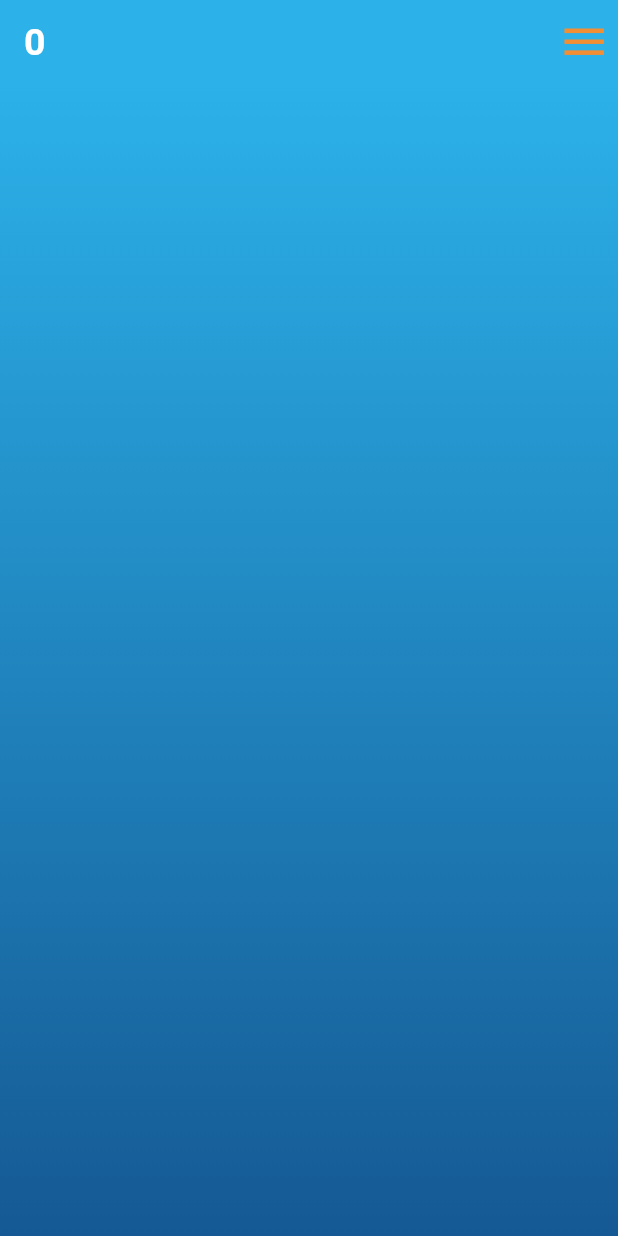
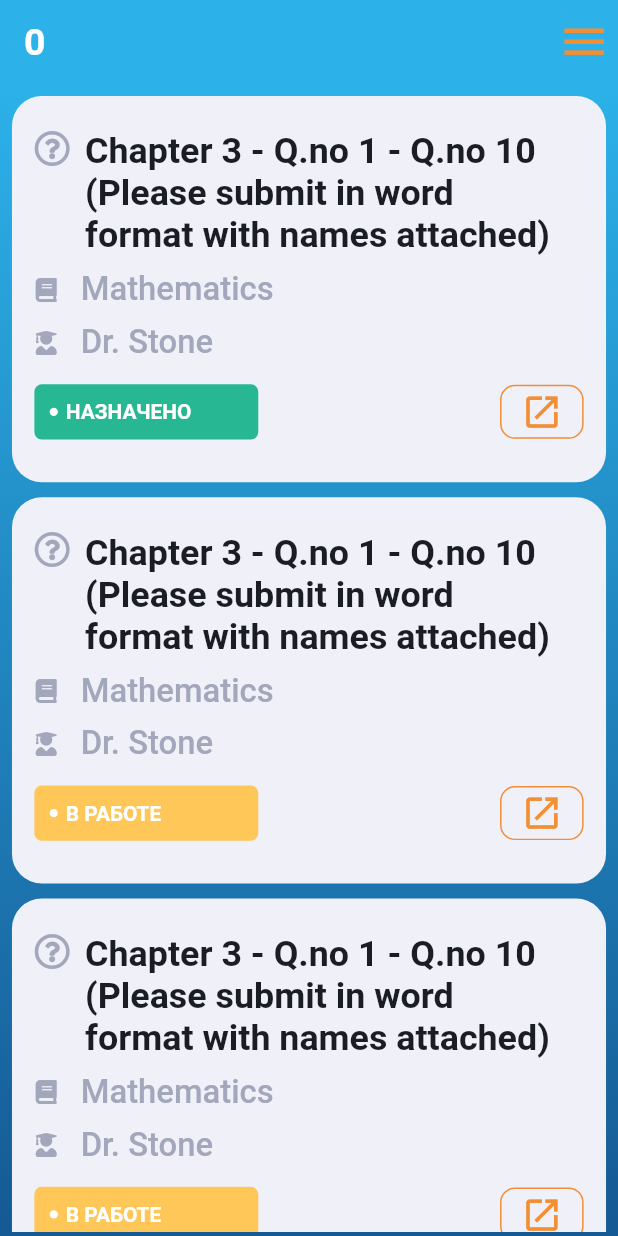
Before and after one commit to smoking68tv/NFC_Mobile, a Flutter app: the screen it shows after launch, on a phone screen of 412 x 824 dp. Run offline on Flutter 3.47's test engine with Material 2 defaults, Android fonts, the phone set to English and light mode, and no system bars; our stand-ins replace bloc, flutter_bloc, flutter_screenutil, font_awesome_flutter; missing offline and left inert: bloc_test.

Commit message:
add list tasks cards

```diff
--- a/lib/configs/ui.dart
+++ b/lib/configs/ui.dart
@@ -1,5 +1,9 @@
+library UI;
+
 import 'package:flutter/cupertino.dart';
 import 'package:new_nfc/util/ui/colors.dart';
+export 'package:new_nfc/configs/ui/colors.dart';
+export 'package:new_nfc/configs/ui/font_size.dart';
 
 Color BACKGROUND_COLOR_START = HexColor('2CB1E9'),
     BACKGROUND_COLOR_END = HexColor('155994');
--- /dev/null
+++ b/lib/configs/ui/colors.dart
@@ -0,0 +1,39 @@
+import 'package:flutter/widgets.dart';
+import 'package:new_nfc/util/ui/colors.dart';
+
+class UiColors {
+  static const Color blueGrey = Color(0xfff0f0f8);
+  static const Color lightGrey = Color(0xffCDD1D5);
+  static const Color lighterGrey = Color(0xffF1F3F8);
+  static const Color grey = Color(0xff7D85A3);
+  static const Color darkGrey = Color(0xff656B7D);
+  static const Color mediumGrey = Color(0xffA2A7BC);
+  static const Color greyShadow = Color(0x172E631C);
+
+  static const Color black = Color(0xff4D4E51);
+  static const Color darkBlack = Color(0xff1A1D23);
+  static const Color lightBlack = Color(0xff818181);
+
+  static const Color blue = Color(0xff3362CC);
+  static const Color lightBlue = Color(0xff3D72DE);
+  static const Color lighterBlue = Color(0xffEAEFFA);
+
+  static const Color yellow = Color(0xffFBD46D);
+  static const Color darkYellow = Color(0xffFFC758);
+
+  static const Color blackShadow = Color(0x0500000D);
+
+  static const Color brown = Color(0xff965519);
+  static const Color lightBrown = Color(0xffFDECDC);
+
+  static const Color green = Color(0xff248484);
+  static const Color tealGreen = Color(0xff27B893);
+  static const Color lightGreen = Color(0xffD8F9F5);
+
+  static const Color red = Color(0xffFF3131);
+
+  static Color defaultIcon = HexColor('F28E34');
+
+  static Color defaultSplash = HexColor('2CB1E9');
+
+}
--- /dev/null
+++ b/lib/configs/ui/font_size.dart
@@ -0,0 +1,48 @@
+import 'package:flutter/widgets.dart';
+import 'package:flutter_screenutil/flutter_screenutil.dart';
+
+class FontSize {
+  static const double _fontSize10 = 10.0;
+  static const double _fontSize12 = 12.0;
+  static const double _fontSize14 = 14.0;
+  static const double _fontSize15 = 15.0;
+  static const double _fontSize16 = 16.0;
+  static const double _fontSize18 = 18.0;
+  static const double _fontSize20 = 20.0;
+  static const double _fontSize22 = 22.0;
+  static const double _fontSize24 = 24.0;
+  static const double _fontSize26 = 26.0;
+  static const double _fontSize28 = 28.0;
+  static const double _fontSize30 = 30.0;
+  static const double _fontSize32 = 32.0;
+  static const double _fontSize34 = 34.0;
+  static const double _fontSize36 = 36.0;
+  static const double _fontSize38 = 38.0;
+
+  static double get fontSize10 => ScreenUtil().setSp(_fontSize10);
+  static double get fontSize12 => ScreenUtil().setSp(_fontSize12);
+  static double get fontSize14 => ScreenUtil().setSp(_fontSize14);
+  static double get fontSize15 => ScreenUtil().setSp(_fontSize15);
+  static double get fontSize16 => ScreenUtil().setSp(_fontSize16);
+  static double get fontSize18 => ScreenUtil().setSp(_fontSize18);
+  static double get fontSize20 => ScreenUtil().setSp(_fontSize20);
+  static double get fontSize22 => ScreenUtil().setSp(_fontSize22);
+  static double get fontSize24 => ScreenUtil().setSp(_fontSize24);
+  static double get fontSize26 => ScreenUtil().setSp(_fontSize26);
+  static double get fontSize28 => ScreenUtil().setSp(_fontSize28);
+  static double get fontSize30 => ScreenUtil().setSp(_fontSize30);
+  static double get fontSize32 => ScreenUtil().setSp(_fontSize32);
+  static double get fontSize34 => ScreenUtil().setSp(_fontSize34);
+  static double get fontSize36 => ScreenUtil().setSp(_fontSize36);
+  static double get fontSize38 => ScreenUtil().setSp(_fontSize38);
+
+  static FontWeight get thin => FontWeight.w100;
+  static FontWeight get extraLight => FontWeight.w200;
+  static FontWeight get light => FontWeight.w300;
+  static FontWeight get regular => FontWeight.w400;
+  static FontWeight get medium => FontWeight.w500;
+  static FontWeight get semiBold => FontWeight.w600;
+  static FontWeight get bold => FontWeight.w700;
+  static FontWeight get extraBold => FontWeight.w800;
+  static FontWeight get black => FontWeight.w900;
+}
--- a/lib/main.dart
+++ b/lib/main.dart
@@ -2,13 +2,13 @@ import 'package:flutter/material.dart';
 
 import 'package:bloc_test/bloc_test.dart';
 import 'package:flutter_bloc/flutter_bloc.dart';
+import 'package:flutter_screenutil/screenutil.dart';
 import 'package:flutter_test/flutter_test.dart';
+import 'package:new_nfc/util/ui/screen_size.dart';
 import 'package:new_nfc/widgets/main/main_container.dart';
 import 'package:new_nfc/widgets/navidation_drawer/blocs.dart';
 
 import 'configs/ui.dart';
-
-
 
 void main() {
   runApp(MyApp());
@@ -26,6 +26,14 @@ class MyApp extends StatelessWidget {
           backgroundColor: BACKGROUND_COLOR_END,
           scaffoldBackgroundColor: BACKGROUND_COLOR_START),
       home: MainContainerWidget(),
+      builder: (context, child) {
+        ScreenUtil.init(
+          context,
+          designSize: Size(ScreenSize.width,ScreenSize.height ),
+          allowFontScaling: true,
+        );
+        return child;
+      },
     );
   }
 }
--- /dev/null
+++ b/lib/screens/tasks/taskListView.dart
@@ -0,0 +1,108 @@
+import 'package:flutter/material.dart';
+import 'package:flutter_screenutil/flutter_screenutil.dart';
+import 'package:new_nfc/configs/ui/colors.dart';
+import 'package:new_nfc/widgets/cards/assignment_card.dart';
+import 'package:new_nfc/widgets/cards/file_wrapper.dart';
+
+class TaskListPage extends StatelessWidget {
+  @override
+  Widget build(BuildContext context) {
+    return Padding(
+      padding: const EdgeInsets.all(3.0),
+      child: Center(
+        child: ListView(
+          children: <Widget>[
+            Padding(
+              padding: EdgeInsets.all(ScreenUtil().setWidth(5.0)),
+              child: AssignmentCard(
+                deadline: DateTime.now(),
+                status: 'Назначено',
+                question:
+                    'Chapter 3 - Q.no 1 - Q.no 10 (Please submit in word format with names attached)',
+                subject: 'Mathematics',
+                teacher: 'Dr. Stone',
+                onUploadHandler: () {},
+              ),
+            ),
+            Padding(
+              padding: EdgeInsets.all(ScreenUtil().setWidth(5.0)),
+              child: AssignmentCard(
+                deadline: DateTime.now(),
+                status: 'В работе',
+                question:
+                    'Chapter 3 - Q.no 1 - Q.no 10 (Please submit in word format with names attached)',
+                subject: 'Mathematics',
+                teacher: 'Dr. Stone',
+                deadlineBackgroundColor: UiColors.darkYellow,
+                onUploadHandler: () {},
+              ),
+            ),
+            Padding(
+              padding: EdgeInsets.all(ScreenUtil().setWidth(5.0)),
+              child: AssignmentCard(
+                deadline: DateTime.now(),
+                status: 'В работе',
+                question:
+                    'Chapter 3 - Q.no 1 - Q.no 10 (Please submit in word format with names attached)',
+                subject: 'Mathematics',
+                teacher: 'Dr. Stone',
+                deadlineBackgroundColor: UiColors.darkYellow,
+                onUploadHandler: () {},
+              ),
+            ),
+            Padding(
+              // padding: EdgeInsets.all(1),
+
+              padding: EdgeInsets.all(ScreenUtil().setWidth(5.0)),
+              child: AssignmentCard(
+                deadline: DateTime.now(),
+                status: 'В работе',
+
+                question:
+                    'Chapter 3 - Q.no 1 - Q.no 10 (Please submit in word format with names attached)',
+                subject: 'Mathematics',
+                teacher: 'Dr. Stone',
+                deadlineBackgroundColor: UiColors.darkYellow,
+                onUploadHandler: () {},
+              ),
+            ),
+            Padding(
+              // padding: EdgeInsets.all(1),
+
+              padding: EdgeInsets.all(ScreenUtil().setWidth(5.0)),
+              child: AssignmentCard(
+                deadline: DateTime.now(),
+                status: 'Просрочено',
+
+                question:
+                    'Chapter 3 - Q.no 1 - Q.no 10 (Please submit in word format with names attached)',
+                subject: 'Mathematics',
+                teacher: 'Dr. Stone',
+                deadlineBackgroundColor: UiColors.red,
+                onUploadHandler: () {
+                  print('Handle upload');
+                },
+                // fileList: [
+                //   FileWrapper(
+                //     fileName: 'assignment-information.pdf',
+                //     fileSize: '11.5 KB',
+                //     onTap: () {
+                //       print('Handle on tap');
+                //     },
+                //   ),
+                //   FileWrapper(
+                //     fileName: 'assignment-information-2.pdf',
+                //     fileSize: '11.5 KB',
+                //     onTap: () {
+                //       print('Handle on tap');
+                //     },
+                //   ),
+                // ],
+              ),
+            ),
+          ],
+        ),
+      ),
+    );
+  }
+}
--- /dev/null
+++ b/lib/util/ui/screen_size.dart
@@ -0,0 +1,4 @@
+class ScreenSize {
+  static const double width = 414.0;
+  static const double height = 896.0;
+}
--- /dev/null
+++ b/lib/widgets/cards/assigment_card_file_element.dart
@@ -0,0 +1,87 @@
+import 'package:flutter/material.dart';
+import 'package:flutter_screenutil/flutter_screenutil.dart';
+import 'package:font_awesome_flutter/font_awesome_flutter.dart';
+import 'package:new_nfc/configs/ui.dart';
+
+import 'file_wrapper.dart';
+
+class AssignmentCardFileElement extends StatelessWidget {
+  final FileWrapper fileWrapper;
+
+  const AssignmentCardFileElement({
+    Key key,
+    @required this.fileWrapper,
+  }) : super(key: key);
+
+  @override
+  Widget build(BuildContext context) {
+    return Row(
+      mainAxisAlignment: MainAxisAlignment.start,
+      crossAxisAlignment: CrossAxisAlignment.center,
+      children: <Widget>[
+        Icon(
+          FontAwesomeIcons.file,
+          color: UiColors.mediumGrey,
+          size: FontSize.fontSize16,
+        ),
+        SizedBox(
+          width: ScreenUtil().setWidth(7),
+        ),
+        Expanded(
+          child: GestureDetector(
+            onTap: fileWrapper.onTap,
+            child: Column(
+              mainAxisAlignment: MainAxisAlignment.start,
+              crossAxisAlignment: CrossAxisAlignment.start,
+              children: <Widget>[
+                SingleChildScrollView(
+                  scrollDirection: Axis.horizontal,
+                  child: Text(
+                    '${fileWrapper.fileName}',
+                    overflow: TextOverflow.ellipsis,
+                    style: TextStyle(
+                      color: UiColors.blue,
+                      fontSize: FontSize.fontSize14,
+                      fontWeight: FontSize.medium,
+                    ),
+                  ),
+                ),
+                if (fileWrapper.fileSize != null)
+                  Text(
+                    '${fileWrapper.fileSize}',
+                    style: TextStyle(
+                      color: UiColors.mediumGrey,
+                      fontSize: FontSize.fontSize14,
+                      fontWeight: FontSize.medium,
+                    ),
+                  ),
+              ],
+            ),
+          ),
+        ),
+        SizedBox(
+          width: ScreenUtil().setWidth(10),
+        ),
+        GestureDetector(
+          onTap: fileWrapper.onTap,
+          child: Container(
+            width: ScreenUtil().setWidth(32),
+            height: ScreenUtil().setHeight(32),
+            padding: EdgeInsets.all(
+              ScreenUtil().setWidth(5.0),
+            ),
+            decoration: BoxDecoration(
+              color: Colors.white,
+              shape: BoxShape.circle,
+            ),
+            child: Icon(
+              fileWrapper.icon,
+              size: FontSize.fontSize14,
+              color: UiColors.mediumGrey,
+            ),
+          ),
+        ),
+      ],
+    );
+  }
+}
--- /dev/null
+++ b/lib/widgets/cards/assignment_card.dart
@@ -0,0 +1,211 @@
+import 'package:flutter/material.dart';
+import 'package:flutter_screenutil/screenutil.dart';
+// import 'package:flutter_screenutil/flutter_screenutil.dart';
+import 'package:font_awesome_flutter/font_awesome_flutter.dart';
+import 'package:new_nfc/configs/ui/colors.dart';
+import 'package:new_nfc/configs/ui/font_size.dart';
+import 'package:new_nfc/util/ui/screen_size.dart';
+import 'package:new_nfc/widgets/cards/deadline_card.dart';
+import 'package:new_nfc/widgets/cards/file_wrapper.dart';
+
+import 'assigment_card_file_element.dart';
+
+class AssignmentCard extends StatelessWidget {
+  final String question;
+  final String status;
+  final String subject;
+  final String teacher;
+  final DateTime deadline;
+  final Color deadlineBackgroundColor;
+  final Color deadlineTextColor;
+  final Function onUploadHandler;
+  final List<FileWrapper> fileList;
+
+  const AssignmentCard({
+    Key key,
+    this.question,
+    this.status,
+    this.subject,
+    this.teacher,
+    this.deadline,
+    this.deadlineBackgroundColor,
+    this.deadlineTextColor,
+    this.onUploadHandler,
+    this.fileList,
+  }) : super(key: key);
+
+  @override
+  Widget build(BuildContext context) {
+    if (ScreenUtil() == null) {
+      ScreenUtil.init(
+        context,
+        designSize: Size(ScreenSize.width, ScreenSize.height),
+        // width: ScreenSize.width,
+        // height: ScreenSize.height,
+        allowFontScaling: true,
+      );
+    }
+
+    return Container(
+      width: ScreenUtil().setWidth(274),
+      padding: EdgeInsets.symmetric(
+        vertical: ScreenUtil().setHeight(25),
+        horizontal: ScreenUtil().setWidth(15),
+        // vertical: 15,
+        // horizontal: 15,
+      ),
+      constraints: BoxConstraints(
+        // minHeight: 140,
+        minHeight: ScreenUtil().setHeight(140),
+      ),
+      decoration: BoxDecoration(
+        color: UiColors.blueGrey,
+        borderRadius: BorderRadius.circular(
+          // 10,
+          ScreenUtil().setWidth(20),
+        ),
+      ),
+      child: Column(
+        mainAxisAlignment: MainAxisAlignment.start,
+        crossAxisAlignment: CrossAxisAlignment.start,
+        children: <Widget>[
+          Row(
+            mainAxisAlignment: MainAxisAlignment.start,
+            crossAxisAlignment: CrossAxisAlignment.start,
+            children: <Widget>[
+              Icon(
+                FontAwesomeIcons.questionCircle,
+                color: UiColors.mediumGrey,
+                size: FontSize.fontSize24,
+              ),
+              SizedBox(
+                width: ScreenUtil().setWidth(10),
+              ),
+              Container(
+                width: ScreenUtil().setWidth(320),
+                child: Text(
+                  '$question',
+                  style: TextStyle(
+                    color: UiColors.darkBlack,
+                    fontSize: FontSize.fontSize24,
+                    fontWeight: FontSize.semiBold,
+                  ),
+                ),
+              ),
+            ],
+          ),
+          SizedBox(
+            height: ScreenUtil().setHeight(10),
+          ),
+          Row(
+            mainAxisAlignment: MainAxisAlignment.start,
+            crossAxisAlignment: CrossAxisAlignment.center,
+            children: <Widget>[
+              Icon(
+                FontAwesomeIcons.book,
+                color: UiColors.mediumGrey,
+                size: FontSize.fontSize16,
+              ),
+              SizedBox(
+                width: ScreenUtil().setWidth(15),
+              ),
+              Text(
+                '$subject',
+                style: TextStyle(
+                  color: UiColors.mediumGrey,
+                  fontSize: FontSize.fontSize22,
+                  fontWeight: FontSize.medium,
+                ),
+              ),
+            ],
+          ),
+          SizedBox(
+            height: ScreenUtil().setHeight(10),
+          ),
+          Row(
+            mainAxisAlignment: MainAxisAlignment.start,
+            crossAxisAlignment: CrossAxisAlignment.center,
+            children: <Widget>[
+              Icon(
+                FontAwesomeIcons.userGraduate,
+                color: UiColors.mediumGrey,
+                size: FontSize.fontSize16,
+              ),
+              SizedBox(
+                width: ScreenUtil().setWidth(15),
+              ),
+              Text(
+                '$teacher',
+                style: TextStyle(
+                  color: UiColors.mediumGrey,
+                  fontSize: FontSize.fontSize22,
+                  fontWeight: FontSize.medium,
+                ),
+              ),
+            ],
+          ),
+          SizedBox(
+            height: ScreenUtil().setHeight(10),
+          ),
+          Row(
+            mainAxisAlignment: MainAxisAlignment.start,
+            crossAxisAlignment: CrossAxisAlignment.center,
+            children: <Widget>[
+              if (deadline != null)
+                DeadlineCard(
+                  deadline: deadline,
+                  status: status,
+                  primaryColor: deadlineTextColor,
+                  secondaryColor: deadlineBackgroundColor,
+                ),
+              Expanded(
+                child: Container(),
+              ),
+              if (onUploadHandler != null)
+                ConstrainedBox(
+                  constraints: BoxConstraints(
+                    maxHeight: ScreenUtil().setWidth(56),
+                    maxWidth: ScreenUtil().setWidth(56),
+                  ),
+                  child: FlatButton(
+                    onPressed: onUploadHandler,
+                    shape: RoundedRectangleBorder(
+                      borderRadius: BorderRadius.circular(
+                        ScreenUtil().setWidth(10),
+                      ),
+                      side: BorderSide(
+                        color: UiColors.defaultIcon,
+                        width: ScreenUtil().setWidth(1),
+                      ),
+                    ),
+                    splashColor: UiColors.defaultSplash,
+                    padding: EdgeInsets.symmetric(
+                      horizontal: ScreenUtil().setWidth(5.0),
+                    ),
+                    child: Icon(
+                      Icons.open_in_new,
+                      size: FontSize.fontSize28,
+                      color: UiColors.defaultIcon,
+                    ),
+                  ),
+                ),
+            ],
+          ),
+          if (fileList != null && ((fileList?.length ?? 0) > 0)) ...[
+            SizedBox(
+              height: ScreenUtil().setHeight(10),
+            ),
+            ...fileList?.map((e) {
+              return Padding(
+                padding: EdgeInsets.only(
+                  bottom: ScreenUtil().setHeight(10),
+                ),
+                child: AssignmentCardFileElement(fileWrapper: e),
+              );
+            })?.toList(),
+          ]
+        ],
+      ),
+    );
+  }
+}
--- /dev/null
+++ b/lib/widgets/cards/deadline_card.dart
@@ -0,0 +1,87 @@
+import 'package:flutter/material.dart';
+import 'package:flutter_screenutil/flutter_screenutil.dart';
+import 'package:intl/intl.dart';
+import 'package:new_nfc/configs/ui.dart';
+import 'package:new_nfc/util/ui/screen_size.dart';
+
+class DeadlineCard extends StatelessWidget {
+  final DateTime deadline;
+  final Color primaryColor;
+  final Color secondaryColor;
+  final String status;
+
+  const DeadlineCard({
+    Key key,
+    @required this.deadline,
+    @required this.status,
+    this.primaryColor = Colors.white,
+    this.secondaryColor = UiColors.tealGreen,
+  })  : assert(deadline != null),
+        super(key: key);
+
+  @override
+  Widget build(BuildContext context) {
+    if (ScreenUtil() == null) {
+      ScreenUtil.init(
+        context,
+        designSize: Size(ScreenSize.width, ScreenSize.height),
+
+        // width: ScreenSize.width,
+        // height: ScreenSize.height,
+        allowFontScaling: true,
+      );
+    }
+
+    return Container(
+      height: ScreenUtil().setHeight(40),
+      constraints: BoxConstraints(
+        minWidth: ScreenUtil().setWidth(100),
+        maxWidth: ScreenUtil().setWidth(150),
+      ),
+      alignment: Alignment.centerLeft,
+      padding: EdgeInsets.symmetric(
+        horizontal: ScreenUtil().setWidth(10),
+        vertical: ScreenUtil().setWidth(5),
+      ),
+      decoration: BoxDecoration(
+        color: secondaryColor ?? UiColors.tealGreen,
+        borderRadius: BorderRadius.circular(
+          ScreenUtil().setWidth(5.0),
+        ),
+      ),
+      child: Row(
+        mainAxisSize: MainAxisSize.min,
+        crossAxisAlignment: CrossAxisAlignment.center,
+        mainAxisAlignment: MainAxisAlignment.start,
+        children: <Widget>[
+          Container(
+            width: ScreenUtil().setWidth(6),
+            height: ScreenUtil().setHeight(6),
+            decoration: BoxDecoration(
+              shape: BoxShape.circle,
+              color: Colors.white,
+            ),
+          ),
+          SizedBox(
+            width: ScreenUtil().setWidth(5.0),
+          ),
+          Expanded(
+            child: SingleChildScrollView(
+              scrollDirection: Axis.horizontal,
+              child: Text(
+                // 'Deadline: ${DateFormat('h:mm a | dd MMMM, yyyy').format(deadline)}'
+                //     .toUpperCase(),
+                '${status}'.toUpperCase(),
+                style: TextStyle(
+                  color: primaryColor ?? Colors.white,
+                  fontSize: FontSize.fontSize14,
+                  fontWeight: FontSize.semiBold,
+                ),
+              ),
+            ),
+          ),
+        ],
+      ),
+    );
+  }
+}
--- /dev/null
+++ b/lib/widgets/cards/file_wrapper.dart
@@ -0,0 +1,17 @@
+
+import 'package:flutter/widgets.dart';
+import 'package:font_awesome_flutter/font_awesome_flutter.dart';
+
+class FileWrapper {
+  final String fileName;
+  final String fileSize;
+  final Function onTap;
+  final IconData icon;
+
+  FileWrapper({
+    this.fileName,
+    this.fileSize,
+    this.onTap,
+    this.icon = FontAwesomeIcons.download,
+  });
+}
--- a/lib/widgets/main/main_container.dart
+++ b/lib/widgets/main/main_container.dart
@@ -3,6 +3,7 @@ import 'package:flutter/material.dart';
 import 'package:flutter_bloc/flutter_bloc.dart';
 import 'package:new_nfc/configs/ui.dart';
 import 'package:new_nfc/screens/auth/loginView.dart';
+import 'package:new_nfc/screens/tasks/taskListView.dart';
 import 'package:new_nfc/widgets/appBar/appBar.dart';
 import 'package:new_nfc/widgets/navidation_drawer/blocs.dart';
 import 'package:new_nfc/widgets/navidation_drawer/nav_drawer.dart';
@@ -18,7 +19,7 @@ class _MainContainerState extends State<MainContainerWidget> {
   @override
   void initState() {
     super.initState();
-    _bloc = NavDrawerBloc(NavDrawerState(NavItem.page_one));
+    _bloc = NavDrawerBloc(NavDrawerState(NavItem.tasks));
     _content = _getContentForState(_bloc.state);
   }
 
@@ -70,5 +71,9 @@ class _MainContainerState extends State<MainContainerWidget> {
     if (state.selectedItem.index == 5) {
       return LoginPage();
     }
+
+     if (state.selectedItem.index == 0) {
+      return TaskListPage();
+    }
   }
 }
--- a/lib/widgets/navidation_drawer/nav_drawer.dart
+++ b/lib/widgets/navidation_drawer/nav_drawer.dart
@@ -10,7 +10,7 @@ class NavDrawerWidget extends StatelessWidget {
 
   final List<_NavigationItem> _listItems = [
     _NavigationItem(true, null, null, null),
-    _NavigationItem(false, NavItem.page_one, "First Page", Icons.looks_one),
+    _NavigationItem(false, NavItem.tasks, "Оперативные задания", Icons.looks_one),
     _NavigationItem(false, NavItem.page_two, "Second Page", Icons.looks_two),
     _NavigationItem(false, NavItem.page_three, "Third Page", Icons.looks_3),
     _NavigationItem(false, NavItem.page_four, "Fourth Page", Icons.looks_4),
--- a/lib/widgets/navidation_drawer/nav_drawer_bloc.dart
+++ b/lib/widgets/navidation_drawer/nav_drawer_bloc.dart
@@ -11,7 +11,7 @@ class NavDrawerBloc extends Bloc<NavDrawerEvent, NavDrawerState> {
 // this is the initial state the user will see when
   // the bloc is first created
   @override
-  NavDrawerState get initialState => NavDrawerState(NavItem.page_one);
+  NavDrawerState get initialState => NavDrawerState(NavItem.tasks);
   @override
   Stream<NavDrawerState> mapEventToState(NavDrawerEvent event) async* {
     // this is where the events are handled, if you want to call a method
--- a/lib/widgets/navidation_drawer/nav_drawer_state.dart
+++ b/lib/widgets/navidation_drawer/nav_drawer_state.dart
@@ -11,7 +11,7 @@ class NavDrawerState {
 // Widget page_six = LoginPage();
 
 enum NavItem {
-  page_one,
+  tasks,
   page_two,
   page_three,
   page_four,
--- a/pubspec.yaml
+++ b/pubspec.yaml
@@ -26,7 +26,9 @@ dependencies:
   flutter_bloc: ^6.0.5
   bloc: ^6.0.3
   bloc_test: ^7.0.4
-
+  font_awesome_flutter: 8.7.0
+  flutter_screenutil: ^3.1.1
+  intl: ^0.16.1
   # The following adds the Cupertino Icons font to your application.
   # Use with the CupertinoIcons class for iOS style icons.
   cupertino_icons: ^0.1.3
```
Also changed, not shown: pubspec.lock.
